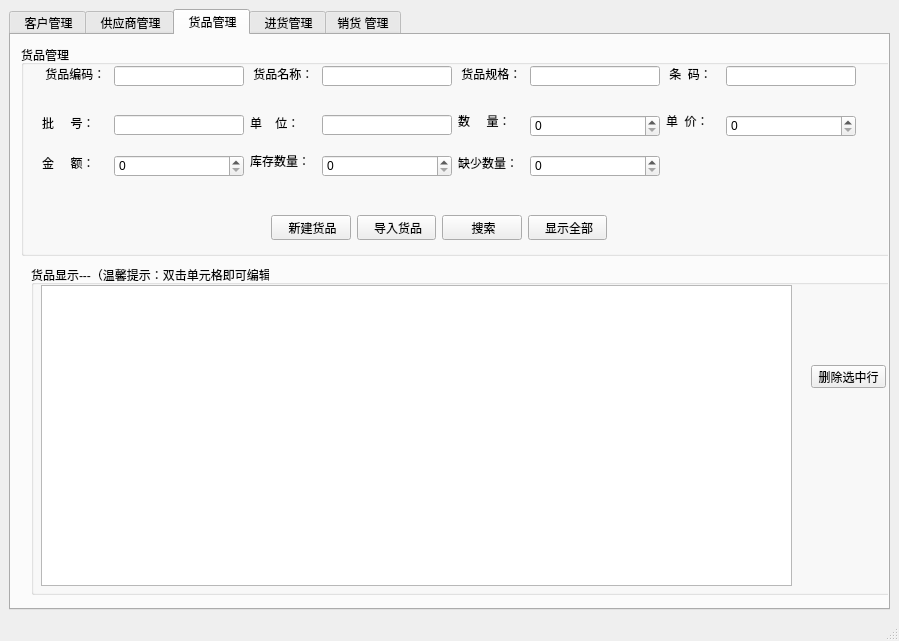
First picture: the form in mainwindow.ui, repository YanhuiLu89/customermgsys, before the edit.
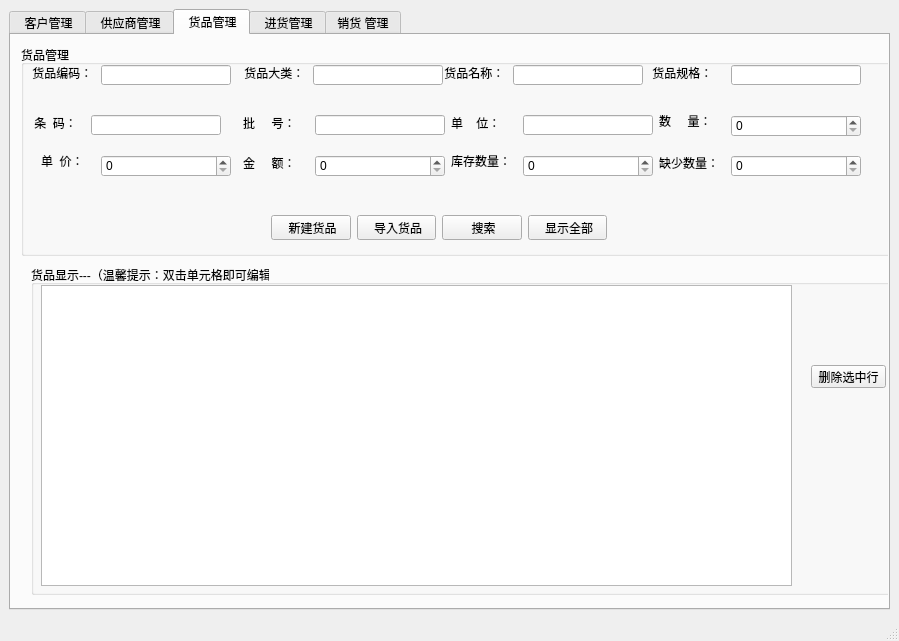
Second picture: the form after the edit.

Commit message: 增加货品大类字段

Patch:
```diff
--- a/mainwindow.ui
+++ b/mainwindow.ui
@@ -482,274 +482,6 @@
          <string/>
         </property>
        </widget>
-       <widget class="QLabel" name="pronum_label">
-        <property name="geometry">
-         <rect>
-          <x>31</x>
-          <y>31</y>
-          <width>66</width>
-          <height>16</height>
-         </rect>
-        </property>
-        <property name="text">
-         <string> 货品编码：</string>
-        </property>
-       </widget>
-       <widget class="QLineEdit" name="pronum_lineEdit">
-        <property name="geometry">
-         <rect>
-          <x>103</x>
-          <y>31</y>
-          <width>130</width>
-          <height>20</height>
-         </rect>
-        </property>
-       </widget>
-       <widget class="QLineEdit" name="proname_lineEdit">
-        <property name="geometry">
-         <rect>
-          <x>311</x>
-          <y>31</y>
-          <width>130</width>
-          <height>20</height>
-         </rect>
-        </property>
-       </widget>
-       <widget class="QLabel" name="proname_label">
-        <property name="geometry">
-         <rect>
-          <x>239</x>
-          <y>31</y>
-          <width>66</width>
-          <height>16</height>
-         </rect>
-        </property>
-        <property name="text">
-         <string> 货品名称：</string>
-        </property>
-       </widget>
-       <widget class="QLineEdit" name="prospec_lineEdit">
-        <property name="geometry">
-         <rect>
-          <x>519</x>
-          <y>31</y>
-          <width>130</width>
-          <height>20</height>
-         </rect>
-        </property>
-       </widget>
-       <widget class="QLabel" name="prospec_label">
-        <property name="geometry">
-         <rect>
-          <x>447</x>
-          <y>31</y>
-          <width>66</width>
-          <height>16</height>
-         </rect>
-        </property>
-        <property name="text">
-         <string> 货品规格：</string>
-        </property>
-       </widget>
-       <widget class="QLabel" name="probarcode_label">
-        <property name="geometry">
-         <rect>
-          <x>655</x>
-          <y>31</y>
-          <width>54</width>
-          <height>16</height>
-         </rect>
-        </property>
-        <property name="text">
-         <string> 条  码：</string>
-        </property>
-       </widget>
-       <widget class="QLineEdit" name="probarcode_lineEdit">
-        <property name="geometry">
-         <rect>
-          <x>715</x>
-          <y>31</y>
-          <width>130</width>
-          <height>20</height>
-         </rect>
-        </property>
-       </widget>
-       <widget class="QLabel" name="probatno_label">
-        <property name="geometry">
-         <rect>
-          <x>31</x>
-          <y>80</y>
-          <width>66</width>
-          <height>16</height>
-         </rect>
-        </property>
-        <property name="text">
-         <string>批     号：</string>
-        </property>
-       </widget>
-       <widget class="QLineEdit" name="probatno_lineEdit">
-        <property name="geometry">
-         <rect>
-          <x>103</x>
-          <y>80</y>
-          <width>130</width>
-          <height>20</height>
-         </rect>
-        </property>
-       </widget>
-       <widget class="QLabel" name="prounit_label">
-        <property name="geometry">
-         <rect>
-          <x>239</x>
-          <y>80</y>
-          <width>66</width>
-          <height>16</height>
-         </rect>
-        </property>
-        <property name="text">
-         <string>单    位：</string>
-        </property>
-       </widget>
-       <widget class="QLineEdit" name="prouint_lineEdit">
-        <property name="geometry">
-         <rect>
-          <x>311</x>
-          <y>80</y>
-          <width>130</width>
-          <height>20</height>
-         </rect>
-        </property>
-       </widget>
-       <widget class="QLabel" name="procount_label">
-        <property name="geometry">
-         <rect>
-          <x>447</x>
-          <y>80</y>
-          <width>66</width>
-          <height>12</height>
-         </rect>
-        </property>
-        <property name="text">
-         <string>数     量：</string>
-        </property>
-       </widget>
-       <widget class="QSpinBox" name="procount_spinBox">
-        <property name="geometry">
-         <rect>
-          <x>519</x>
-          <y>80</y>
-          <width>130</width>
-          <height>22</height>
-         </rect>
-        </property>
-        <property name="maximum">
-         <number>999</number>
-        </property>
-       </widget>
-       <widget class="QLabel" name="proprice_label">
-        <property name="geometry">
-         <rect>
-          <x>655</x>
-          <y>80</y>
-          <width>54</width>
-          <height>12</height>
-         </rect>
-        </property>
-        <property name="text">
-         <string>单  价：</string>
-        </property>
-       </widget>
-       <widget class="QSpinBox" name="proprice_spinBox">
-        <property name="geometry">
-         <rect>
-          <x>715</x>
-          <y>80</y>
-          <width>130</width>
-          <height>22</height>
-         </rect>
-        </property>
-        <property name="maximum">
-         <number>9999</number>
-        </property>
-       </widget>
-       <widget class="QLabel" name="prototalprice_label">
-        <property name="geometry">
-         <rect>
-          <x>31</x>
-          <y>120</y>
-          <width>66</width>
-          <height>16</height>
-         </rect>
-        </property>
-        <property name="text">
-         <string>金     额：</string>
-        </property>
-       </widget>
-       <widget class="QSpinBox" name="prostack_spinBox">
-        <property name="geometry">
-         <rect>
-          <x>311</x>
-          <y>120</y>
-          <width>130</width>
-          <height>22</height>
-         </rect>
-        </property>
-        <property name="maximum">
-         <number>10000</number>
-        </property>
-       </widget>
-       <widget class="QSpinBox" name="prototalprice_spinBox">
-        <property name="geometry">
-         <rect>
-          <x>103</x>
-          <y>120</y>
-          <width>130</width>
-          <height>22</height>
-         </rect>
-        </property>
-        <property name="maximum">
-         <number>99999</number>
-        </property>
-       </widget>
-       <widget class="QLabel" name="prostack_label">
-        <property name="geometry">
-         <rect>
-          <x>239</x>
-          <y>120</y>
-          <width>66</width>
-          <height>12</height>
-         </rect>
-        </property>
-        <property name="text">
-         <string>库存数量：</string>
-        </property>
-       </widget>
-       <widget class="QSpinBox" name="prolack_spinBox">
-        <property name="geometry">
-         <rect>
-          <x>519</x>
-          <y>120</y>
-          <width>130</width>
-          <height>22</height>
-         </rect>
-        </property>
-        <property name="maximum">
-         <number>1000</number>
-        </property>
-       </widget>
-       <widget class="QLabel" name="prolack_label">
-        <property name="geometry">
-         <rect>
-          <x>447</x>
-          <y>120</y>
-          <width>66</width>
-          <height>16</height>
-         </rect>
-        </property>
-        <property name="text">
-         <string>缺少数量：</string>
-        </property>
-       </widget>
        <widget class="QGroupBox" name="groupBox_5">
         <property name="geometry">
          <rect>
@@ -762,7 +494,7 @@
         <property name="title">
          <string>货品管理</string>
         </property>
-        <widget class="QWidget" name="">
+        <widget class="QWidget" name="layoutWidget">
          <property name="geometry">
           <rect>
            <x>250</x>
@@ -802,6 +534,297 @@
           </item>
          </layout>
         </widget>
+        <widget class="QLabel" name="prostack_label">
+         <property name="geometry">
+          <rect>
+           <x>430</x>
+           <y>110</y>
+           <width>66</width>
+           <height>12</height>
+          </rect>
+         </property>
+         <property name="text">
+          <string>库存数量：</string>
+         </property>
+        </widget>
+        <widget class="QLabel" name="prototalprice_label">
+         <property name="geometry">
+          <rect>
+           <x>222</x>
+           <y>110</y>
+           <width>66</width>
+           <height>16</height>
+          </rect>
+         </property>
+         <property name="text">
+          <string>金     额：</string>
+         </property>
+        </widget>
+        <widget class="QSpinBox" name="prototalprice_spinBox">
+         <property name="geometry">
+          <rect>
+           <x>294</x>
+           <y>110</y>
+           <width>130</width>
+           <height>22</height>
+          </rect>
+         </property>
+         <property name="maximum">
+          <number>99999</number>
+         </property>
+        </widget>
+        <widget class="QSpinBox" name="prostack_spinBox">
+         <property name="geometry">
+          <rect>
+           <x>502</x>
+           <y>110</y>
+           <width>130</width>
+           <height>22</height>
+          </rect>
+         </property>
+         <property name="maximum">
+          <number>10000</number>
+         </property>
+        </widget>
+        <widget class="QLabel" name="prolack_label">
+         <property name="geometry">
+          <rect>
+           <x>638</x>
+           <y>110</y>
+           <width>66</width>
+           <height>16</height>
+          </rect>
+         </property>
+         <property name="text">
+          <string>缺少数量：</string>
+         </property>
+        </widget>
+        <widget class="QSpinBox" name="prolack_spinBox">
+         <property name="geometry">
+          <rect>
+           <x>710</x>
+           <y>110</y>
+           <width>130</width>
+           <height>22</height>
+          </rect>
+         </property>
+         <property name="maximum">
+          <number>1000</number>
+         </property>
+        </widget>
+        <widget class="QLabel" name="proprice_label">
+         <property name="geometry">
+          <rect>
+           <x>20</x>
+           <y>110</y>
+           <width>54</width>
+           <height>12</height>
+          </rect>
+         </property>
+         <property name="text">
+          <string>单  价：</string>
+         </property>
+        </widget>
+        <widget class="QSpinBox" name="proprice_spinBox">
+         <property name="geometry">
+          <rect>
+           <x>80</x>
+           <y>110</y>
+           <width>130</width>
+           <height>22</height>
+          </rect>
+         </property>
+         <property name="maximum">
+          <number>9999</number>
+         </property>
+        </widget>
+        <widget class="QSpinBox" name="procount_spinBox">
+         <property name="geometry">
+          <rect>
+           <x>710</x>
+           <y>70</y>
+           <width>130</width>
+           <height>22</height>
+          </rect>
+         </property>
+         <property name="maximum">
+          <number>999</number>
+         </property>
+        </widget>
+        <widget class="QLabel" name="probatno_label">
+         <property name="geometry">
+          <rect>
+           <x>222</x>
+           <y>70</y>
+           <width>66</width>
+           <height>16</height>
+          </rect>
+         </property>
+         <property name="text">
+          <string>批     号：</string>
+         </property>
+        </widget>
+        <widget class="QLabel" name="prounit_label">
+         <property name="geometry">
+          <rect>
+           <x>430</x>
+           <y>70</y>
+           <width>66</width>
+           <height>16</height>
+          </rect>
+         </property>
+         <property name="text">
+          <string>单    位：</string>
+         </property>
+        </widget>
+        <widget class="QLineEdit" name="prouint_lineEdit">
+         <property name="geometry">
+          <rect>
+           <x>502</x>
+           <y>70</y>
+           <width>130</width>
+           <height>20</height>
+          </rect>
+         </property>
+        </widget>
+        <widget class="QLabel" name="procount_label">
+         <property name="geometry">
+          <rect>
+           <x>638</x>
+           <y>70</y>
+           <width>66</width>
+           <height>12</height>
+          </rect>
+         </property>
+         <property name="text">
+          <string>数     量：</string>
+         </property>
+        </widget>
+        <widget class="QLineEdit" name="probatno_lineEdit">
+         <property name="geometry">
+          <rect>
+           <x>294</x>
+           <y>70</y>
+           <width>130</width>
+           <height>20</height>
+          </rect>
+         </property>
+        </widget>
+        <widget class="QLabel" name="probarcode_label">
+         <property name="geometry">
+          <rect>
+           <x>10</x>
+           <y>70</y>
+           <width>54</width>
+           <height>16</height>
+          </rect>
+         </property>
+         <property name="text">
+          <string> 条  码：</string>
+         </property>
+        </widget>
+        <widget class="QLineEdit" name="probarcode_lineEdit">
+         <property name="geometry">
+          <rect>
+           <x>70</x>
+           <y>70</y>
+           <width>130</width>
+           <height>20</height>
+          </rect>
+         </property>
+        </widget>
+        <widget class="QLineEdit" name="prospec_lineEdit">
+         <property name="geometry">
+          <rect>
+           <x>710</x>
+           <y>20</y>
+           <width>130</width>
+           <height>20</height>
+          </rect>
+         </property>
+        </widget>
+        <widget class="QLabel" name="proname_label">
+         <property name="geometry">
+          <rect>
+           <x>420</x>
+           <y>20</y>
+           <width>66</width>
+           <height>16</height>
+          </rect>
+         </property>
+         <property name="text">
+          <string> 货品名称：</string>
+         </property>
+        </widget>
+        <widget class="QLabel" name="prospec_label">
+         <property name="geometry">
+          <rect>
+           <x>628</x>
+           <y>20</y>
+           <width>66</width>
+           <height>16</height>
+          </rect>
+         </property>
+         <property name="text">
+          <string> 货品规格：</string>
+         </property>
+        </widget>
+        <widget class="QLineEdit" name="proname_lineEdit">
+         <property name="geometry">
+          <rect>
+           <x>492</x>
+           <y>20</y>
+           <width>130</width>
+           <height>20</height>
+          </rect>
+         </property>
+        </widget>
+        <widget class="QLineEdit" name="pronum_lineEdit">
+         <property name="geometry">
+          <rect>
+           <x>80</x>
+           <y>20</y>
+           <width>130</width>
+           <height>20</height>
+          </rect>
+         </property>
+        </widget>
+        <widget class="QLabel" name="pronum_label">
+         <property name="geometry">
+          <rect>
+           <x>8</x>
+           <y>20</y>
+           <width>66</width>
+           <height>16</height>
+          </rect>
+         </property>
+         <property name="text">
+          <string> 货品编码：</string>
+         </property>
+        </widget>
+        <widget class="QLineEdit" name="procategory_lineEdit">
+         <property name="geometry">
+          <rect>
+           <x>292</x>
+           <y>20</y>
+           <width>130</width>
+           <height>20</height>
+          </rect>
+         </property>
+        </widget>
+        <widget class="QLabel" name="procategory_label">
+         <property name="geometry">
+          <rect>
+           <x>220</x>
+           <y>20</y>
+           <width>66</width>
+           <height>16</height>
+          </rect>
+         </property>
+         <property name="text">
+          <string> 货品大类：</string>
+         </property>
+        </widget>
        </widget>
        <widget class="QGroupBox" name="groupBox_6">
         <property name="geometry">
```
Left out of the diff: 26 changed lines with no effect on the pictures. The commit also changes 4 other files.
